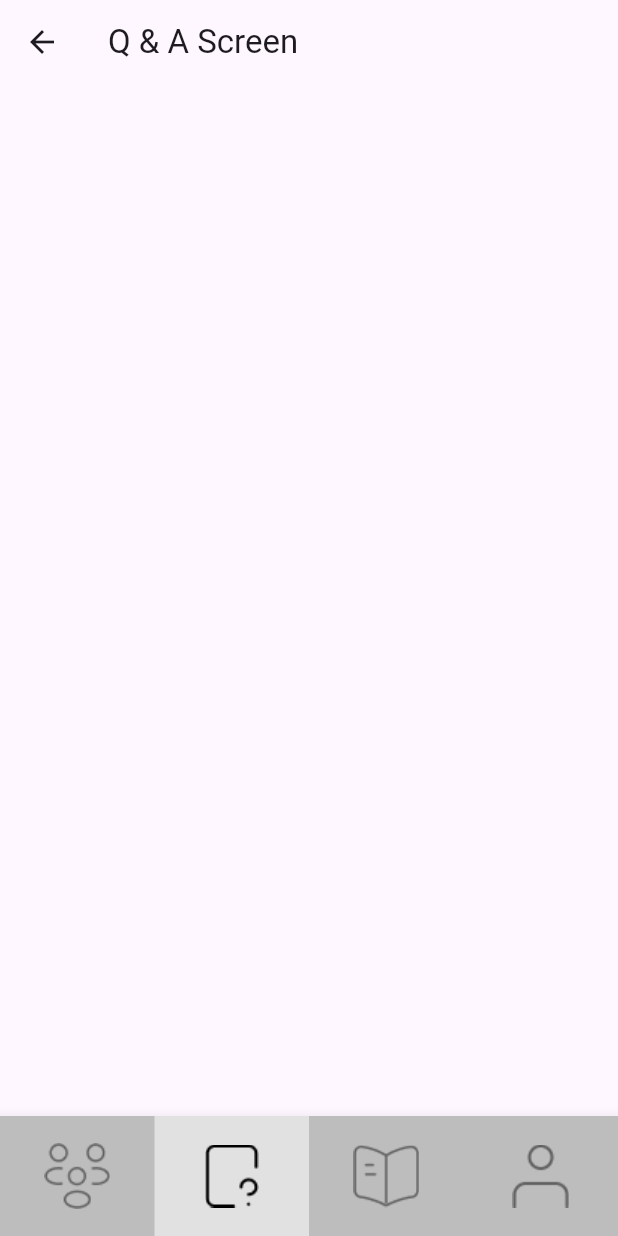
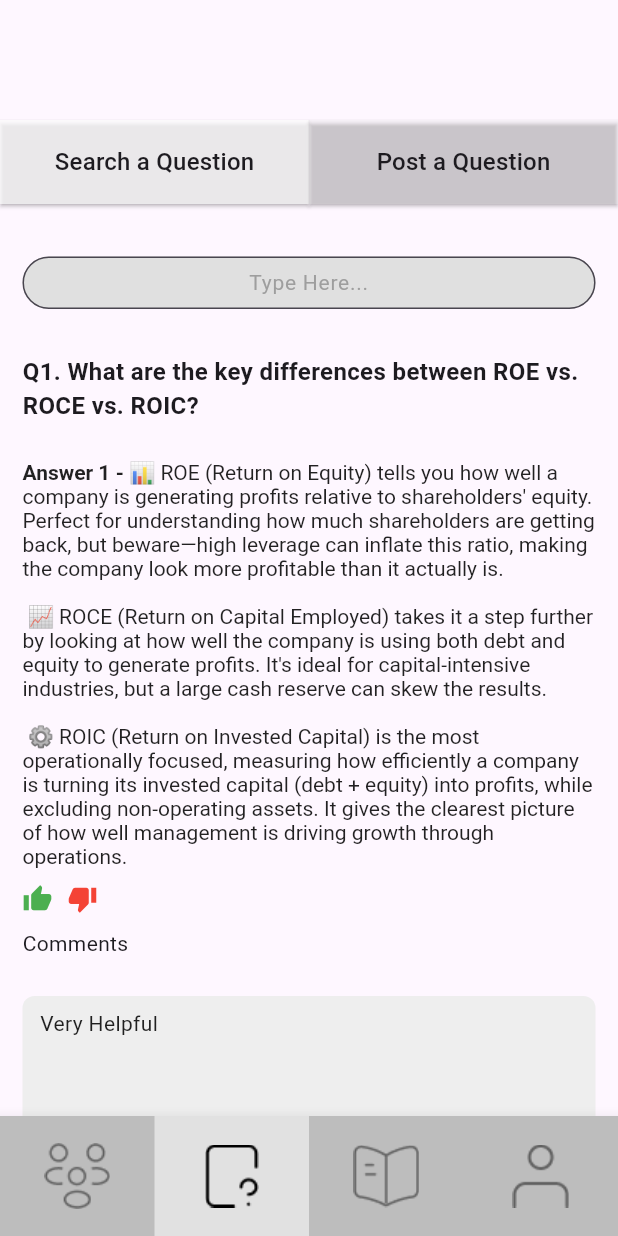
Before and after one commit to Siddiqui145/money_monastery, a Flutter app: the QndaScreen screen opened by its route, on a phone screen of 412 x 824 dp. Run offline on Flutter 3.47's test engine with Material 3 defaults, Android fonts, the light colour scheme and no system bars; our stand-ins replace auto_route, cloud_firestore, firebase_auth, firebase_core; accounts and stored records are empty.

Commit message:
q&a screen with questions, comments & widgets

```diff
--- a/lib/src/features/home/domain/entities/entities.dart
+++ b/lib/src/features/home/domain/entities/entities.dart
@@ -1,5 +1,24 @@
+class QuestionsAnswers {
+  final String question;
+  final List<String> answers;
+  final List<String> comments;
 
-    class HomeEntity {
-        // ...
-        // An entity represents a real-world object with a distinct identity.
-    }
+  QuestionsAnswers({
+    required this.question,
+    required this.answers,
+    required this.comments,
+  });
+}
+
+List <QuestionsAnswers> get questionList => [
+  QuestionsAnswers(
+    question: "Q1. What are the key differences between ROE vs. ROCE vs. ROIC?",
+    answers: [
+      "📊 ROE (Return on Equity) tells you how well a company is generating profits relative to shareholders' equity. Perfect for understanding how much shareholders are getting back, but beware—high leverage can inflate this ratio, making the company look more profitable than it actually is. \n \n 📈 ROCE (Return on Capital Employed) takes it a step further by looking at how well the company is using both debt and equity to generate profits. It's ideal for capital-intensive industries, but a large cash reserve can skew the results. \n \n ⚙️ ROIC (Return on Invested Capital) is the most operationally focused, measuring how efficiently a company is turning its invested capital (debt + equity) into profits, while excluding non-operating assets. It gives the clearest picture of how well management is driving growth through operations.",
+      "The critical point: choosing the right ratio for the right company is essential. For example, a debt-heavy company might show a stellar ROE, but ROIC would reveal a less impressive operational performance. On the other hand, ROCE might be the go-to metric for evaluating a highly leveraged, capital-intensive business. "
+    ],
+    comments: [
+      " Very Helpful",
+    ]
+    )
+];
--- a/lib/src/features/home/presentation/screens/qnda_screen.dart
+++ b/lib/src/features/home/presentation/screens/qnda_screen.dart
@@ -1,5 +1,10 @@
 import 'package:auto_route/auto_route.dart';
 import 'package:flutter/material.dart';
+import 'package:money_monastery/src/features/home/data/network/router/app_router.gr.dart';
+import 'package:money_monastery/src/features/home/domain/entities/entities.dart';
+import 'package:money_monastery/src/features/home/presentation/widgets/comments_text_field.dart';
+import 'package:money_monastery/src/features/home/presentation/widgets/custom_button.dart';
+import 'package:money_monastery/src/features/home/presentation/widgets/custom_search_text_field.dart';
 
 @RoutePage()
 class QndaScreen extends StatefulWidget {
@@ -10,11 +15,144 @@ class QndaScreen extends StatefulWidget {
 }
 
 class _QndaScreenState extends State<QndaScreen> {
+  bool isActive = true;
+  final TextEditingController searchController = TextEditingController();
+
   @override
   Widget build(BuildContext context) {
-    return Scaffold(
-      appBar: AppBar(
-        title: Text('Q & A Screen'),
+    return SafeArea(
+      child: Scaffold(
+        body: SingleChildScrollView(
+          child: Column(
+            crossAxisAlignment: CrossAxisAlignment.start,
+            children: [
+              const SizedBox(height: 80),
+
+              Row(
+                children: [
+                  Expanded(
+                    child: CustomButton(
+                      title: 'Search a Question',
+                      backgroundColor: isActive ? Colors.white70 : Colors.white24,
+                      onPressed: () {
+                        setState(() {
+                          isActive = true;
+                        });
+                      },
+                    ),
+                  ),
+                  Expanded(
+                    child: CustomButton(
+                      title: 'Post a Question',
+                      backgroundColor: isActive ? Colors.white24 : Colors.white70,
+                      onPressed: () {
+                        context.router.push(const PostQuestionRoute());
+                        setState(() {
+                          isActive = false;
+                        });
+                      },
+                    ),
+                  ),
+                ],
+              ),
+
+              const SizedBox(height: 35),
+
+              Padding(
+                padding: const EdgeInsets.symmetric(horizontal: 15),
+                child: CustomSearchTextField(controller: searchController),
+              ),
+
+              const SizedBox(height: 20),
+
+              ListView.builder(
+                shrinkWrap: true,
+                physics: NeverScrollableScrollPhysics(),
+                itemCount: questionList.length,
+                itemBuilder: (context, index) {
+                  final question = questionList[index];
+                  return Padding(
+                    padding: const EdgeInsets.symmetric(horizontal: 15, vertical: 10),
+                    child: Column(
+                      crossAxisAlignment: CrossAxisAlignment.start,
+                      children: [
+
+                        Text(
+                          question.question,
+                          style: TextStyle(fontSize: 16, fontWeight: FontWeight.bold),
+                        ),
+                        const SizedBox(height: 10),
+
+                        ...List.generate(
+                          question.answers.length,
+                          (i) => Padding(
+                            padding: const EdgeInsets.only(
+                              top: 15
+                            ),
+                            child: Column(
+                              crossAxisAlignment: CrossAxisAlignment.start,
+                              children: [
+
+                                RichText(
+                                  text: TextSpan(
+                                    style: TextStyle(color: Colors.black87, fontSize: 14),
+                                    children: [
+                                      TextSpan(
+                                        text: "Answer ${i + 1} - ",
+                                        style: TextStyle(fontWeight: FontWeight.bold),
+                                      ),
+                                      TextSpan(text: question.answers[i]),
+                                    ],
+                                  ),
+                                ),
+
+                                const SizedBox(height: 10),
+
+                                Row(
+                                  children: [
+                                    InkWell(
+                                      onTap: () {},
+                                      child: Icon(Icons.thumb_up, size: 20, color: Colors.green,)),
+                                    const SizedBox(width: 10),
+                                    InkWell(
+                                      onTap: () {},
+                                      child: Icon(Icons.thumb_down, size: 20, color: Colors.red)),
+                                  ],
+                                ),
+
+                                const SizedBox(height: 10),
+                                const Text('Comments'),
+                                const SizedBox(height: 10),
+                                ...List.generate(
+                          question.comments.length,
+                          (i) => Padding(
+                            padding: const EdgeInsets.only(
+                              top: 15
+                            ),
+                            child: Column(
+                              crossAxisAlignment: CrossAxisAlignment.start,
+                              children: [
+
+                            CommentBox(
+                            comments: question.comments
+                            ),
+                              ],
+                            ),
+                          ),
+                        ),
+                        const SizedBox(height: 15),
+                      ],
+                    ),
+                          ),
+                        )
+                      ]
+                    )
+                  );
+                },
+              ),
+            ],
+          ),
+        ),
       ),
     );
   }
--- /dev/null
+++ b/lib/src/features/home/presentation/widgets/comments_text_field.dart
@@ -0,0 +1,27 @@
+import 'package:flutter/material.dart';
+
+class CommentBox extends StatelessWidget {
+  const CommentBox({super.key, required this.comments});
+
+  final List<String> comments;
+
+  @override
+  Widget build(BuildContext context) {
+    return Container(
+      height: 100,
+      width: double.infinity,
+      padding: const EdgeInsets.all(8),
+      decoration: BoxDecoration(
+        color: Colors.grey.shade200,
+        borderRadius: BorderRadius.circular(8),
+      ),
+      child: SingleChildScrollView(
+        physics: const NeverScrollableScrollPhysics(),
+        child: Text(
+          comments.join("\n"),
+          style: const TextStyle(fontSize: 14, color: Colors.black87),
+        ),
+      ),
+    );
+  }
+}
--- /dev/null
+++ b/lib/src/features/home/presentation/widgets/custom_search_text_field.dart
@@ -0,0 +1,38 @@
+import 'package:flutter/material.dart';
+
+class CustomSearchTextField extends StatelessWidget {
+  final TextEditingController controller;
+  final String hintText;
+  final ValueChanged<String>? onChanged;
+
+  const CustomSearchTextField({
+    super.key,
+    required this.controller,
+    this.hintText = "Type Here...",
+    this.onChanged,
+  });
+
+  @override
+  Widget build(BuildContext context) {
+    return SizedBox(
+      height: 35,
+      child: TextField(
+        controller: controller,
+        onChanged: onChanged,
+        textAlign: TextAlign.center,
+        style: const TextStyle(fontSize: 14),
+        decoration: InputDecoration(
+          hintText: hintText,
+          hintStyle: const TextStyle(color: Colors.grey),
+          filled: true,
+          fillColor: Colors.grey.shade300,
+          contentPadding: EdgeInsets.zero,
+          border: OutlineInputBorder(
+            borderRadius: BorderRadius.circular(20),
+            borderSide: BorderSide(width: 0.5),
+          ),
+        ),
+      ),
+    );
+  }
+}
```
